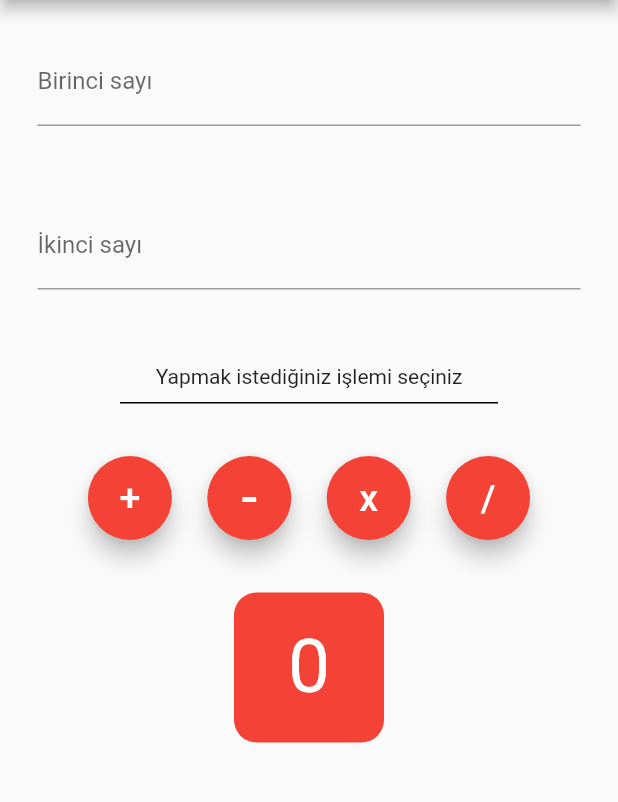
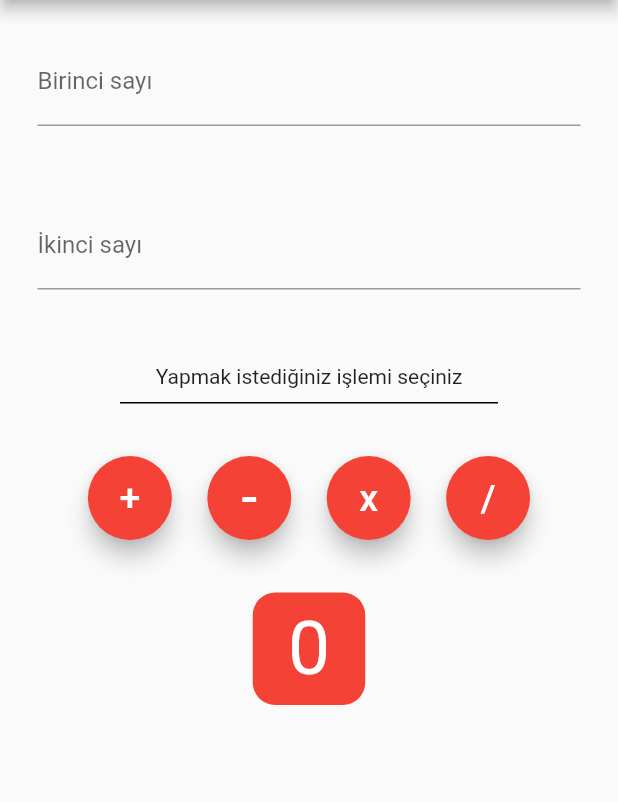
Before and after one commit to cerenkepenek/Calculator_Ornek_Flutter, a Flutter app: the screen it shows after launch, on a phone screen of 412 x 824 dp, the part 84-886 px from its top. Run offline on Flutter 3.47's test engine with Material 2 defaults, Android fonts, the phone set to English and light mode, and no system bars.

Commit message:
Sonuç kutusunun boyutu değiştirildi

```diff
--- a/lib/main.dart
+++ b/lib/main.dart
@@ -120,8 +120,8 @@ class _CalculatorState extends State<Calculator> {
                         color: Colors.red,
                       ),
                       alignment: Alignment.center,
-                      width: 100,
-                      height: 100,
+                      width: 75,
+                      height: 75,
                       child: Text(
                         sonuc.toString(),
                         style: TextStyle(color: Colors.white, fontSize: 50),
```
